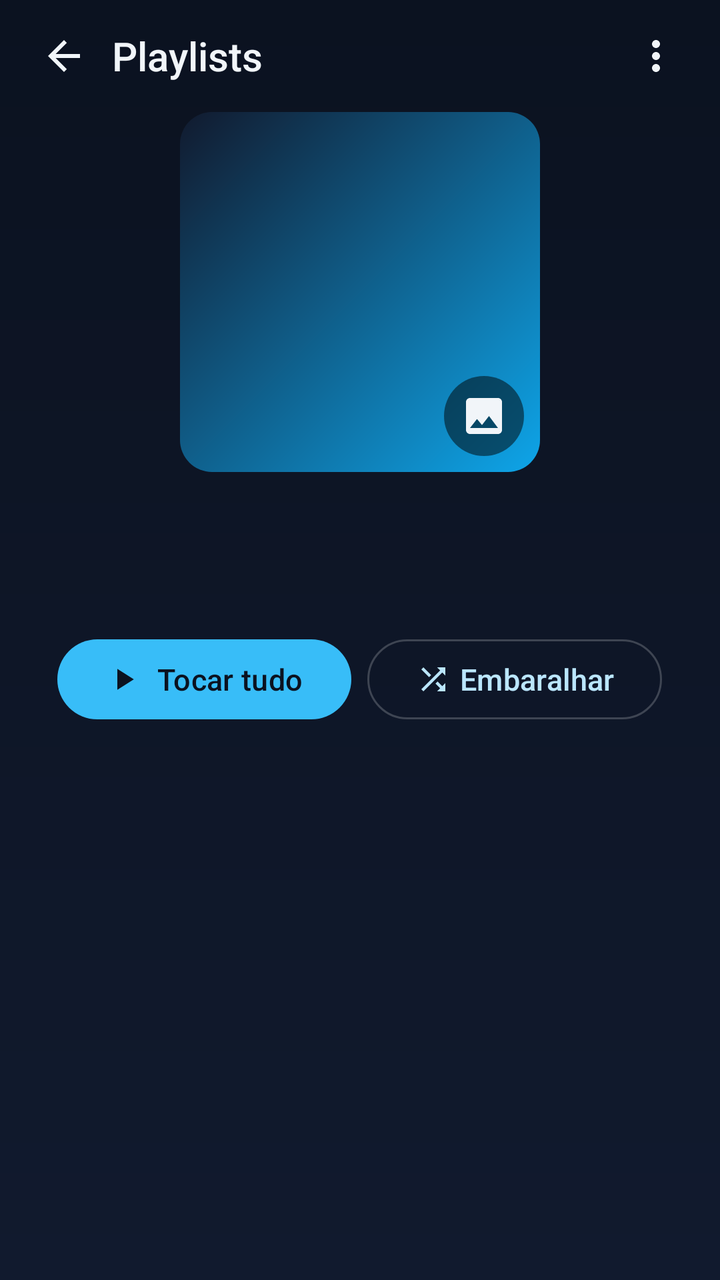
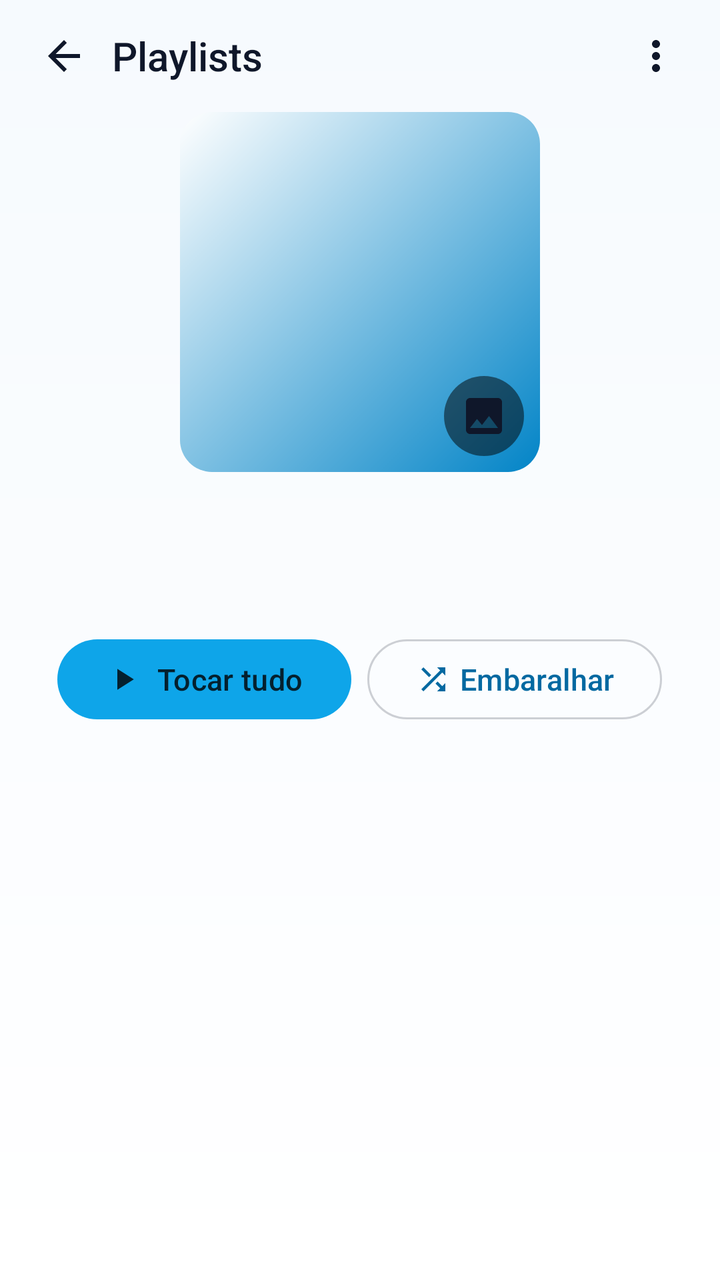

An Android layout rendered at two revisions. The XML below is the earlier revision; the diff shows what the commit changed to produce the second picture.
<!-- AndroidManifest.xml: application theme Theme.MystMusic -->
<!-- res/layout/fragment_playlist_detail.xml -->
<?xml version="1.0" encoding="utf-8"?>
<androidx.constraintlayout.widget.ConstraintLayout xmlns:android="http://schemas.android.com/apk/res/android"
    xmlns:app="http://schemas.android.com/apk/res-auto"
    android:id="@+id/detailRoot"
    android:layout_width="match_parent"
    android:layout_height="match_parent">

    <LinearLayout
        android:id="@+id/detailTopBar"
        android:layout_width="0dp"
        android:layout_height="56dp"
        android:gravity="center_vertical"
        android:orientation="horizontal"
        android:paddingStart="@dimen/space_s"
        android:paddingEnd="@dimen/space_s"
        app:layout_constraintEnd_toEndOf="parent"
        app:layout_constraintStart_toStartOf="parent"
        app:layout_constraintTop_toTopOf="parent">

        <ImageButton
            android:id="@+id/detailBack"
            android:layout_width="@dimen/touch_target"
            android:layout_height="@dimen/touch_target"
            android:background="?attr/selectableItemBackgroundBorderless"
            android:contentDescription="@string/auth_back"
            android:src="@drawable/ic_back"
            app:tint="@color/text" />

        <TextView
            android:id="@+id/detailBarTitle"
            android:layout_width="0dp"
            android:layout_height="wrap_content"
            android:layout_weight="1"
            android:ellipsize="end"
            android:fontFamily="sans-serif-medium"
            android:maxLines="1"
            android:text="@string/playlists_title"
            android:textColor="@color/text"
            android:textSize="@dimen/text_title" />

        <ImageButton
            android:id="@+id/detailMore"
            android:layout_width="@dimen/touch_target"
            android:layout_height="@dimen/touch_target"
            android:background="?attr/selectableItemBackgroundBorderless"
            android:contentDescription="@string/common_more"
            android:src="@drawable/ic_more"
            app:tint="@color/text" />
    </LinearLayout>

    <LinearLayout
        android:layout_width="0dp"
        android:layout_height="0dp"
        android:orientation="vertical"
        app:layout_constraintBottom_toBottomOf="parent"
        app:layout_constraintEnd_toEndOf="parent"
        app:layout_constraintStart_toStartOf="parent"
        app:layout_constraintTop_toBottomOf="@id/detailTopBar">

        <LinearLayout
            android:layout_width="match_parent"
            android:layout_height="wrap_content"
            android:gravity="center_horizontal"
            android:orientation="vertical"
            android:paddingStart="@dimen/screen_margin"
            android:paddingEnd="@dimen/screen_margin">

            <FrameLayout
                android:id="@+id/detailCoverFrame"
                android:layout_width="180dp"
                android:layout_height="180dp"
                android:background="@drawable/bg_playlist_placeholder"
                android:clickable="true"
                android:focusable="true">

                <TextView
                    android:id="@+id/detailInitial"
                    android:layout_width="wrap_content"
                    android:layout_height="wrap_content"
                    android:layout_gravity="center"
                    android:fontFamily="sans-serif-medium"
                    android:textColor="@color/white"
                    android:textSize="56sp" />

                <com.google.android.material.imageview.ShapeableImageView
                    android:id="@+id/detailCover"
                    android:layout_width="match_parent"
                    android:layout_height="match_parent"
                    android:contentDescription="@string/playlist_change_cover"
                    android:scaleType="centerCrop"
                    app:shapeAppearanceOverlay="@style/ShapeAppearance.MystMusic.Cover" />

                <ImageButton
                    android:id="@+id/detailCoverEdit"
                    android:layout_width="40dp"
                    android:layout_height="40dp"
                    android:layout_gravity="bottom|end"
                    android:layout_margin="@dimen/space_s"
                    android:background="@drawable/bg_more_circle"
                    android:contentDescription="@string/playlist_change_cover"
                    android:padding="8dp"
                    android:src="@drawable/ic_image"
                    app:tint="@color/text" />
            </FrameLayout>

            <TextView
                android:id="@+id/detailName"
                android:layout_width="match_parent"
                android:layout_height="wrap_content"
                android:layout_marginTop="@dimen/space_m"
                android:ellipsize="end"
                android:fontFamily="sans-serif-medium"
                android:gravity="center"
                android:maxLines="2"
                android:textColor="@color/text"
                android:textSize="22sp" />

            <TextView
                android:id="@+id/detailSubtitle"
                android:layout_width="wrap_content"
                android:layout_height="wrap_content"
                android:layout_marginTop="2dp"
                android:textColor="@color/text_dim"
                android:textSize="@dimen/text_small" />

            <LinearLayout
                android:layout_width="wrap_content"
                android:layout_height="wrap_content"
                android:layout_marginTop="@dimen/space_m"
                android:gravity="center"
                android:orientation="horizontal">

                <com.google.android.material.button.MaterialButton
                    android:id="@+id/detailPlayAll"
                    style="@style/Widget.MystMusic.Button.Primary"
                    android:layout_width="wrap_content"
                    android:layout_height="wrap_content"
                    android:text="@string/playlist_play_all"
                    app:icon="@drawable/ic_play"
                    app:iconGravity="textStart" />

                <com.google.android.material.button.MaterialButton
                    android:id="@+id/detailShuffle"
                    style="@style/Widget.MystMusic.Button.Secondary"
                    android:layout_width="wrap_content"
                    android:layout_height="wrap_content"
                    android:layout_marginStart="@dimen/space_s"
                    android:text="@string/playlist_shuffle"
                    app:icon="@drawable/ic_shuffle"
                    app:iconGravity="textStart" />
            </LinearLayout>
        </LinearLayout>

        <FrameLayout
            android:layout_width="match_parent"
            android:layout_height="0dp"
            android:layout_marginTop="@dimen/space_s"
            android:layout_weight="1">

            <androidx.recyclerview.widget.RecyclerView
                android:id="@+id/detailTracks"
                android:layout_width="match_parent"
                android:layout_height="match_parent"
                android:clipToPadding="false"
                android:overScrollMode="never"
                android:paddingStart="@dimen/space_s"
                android:paddingEnd="@dimen/space_s"
                android:paddingBottom="@dimen/content_bottom_padding_playing" />

            <com.facebook.shimmer.ShimmerFrameLayout
                android:id="@+id/detailShimmer"
                android:layout_width="match_parent"
                android:layout_height="wrap_content"
                android:visibility="gone"
                app:shimmer_auto_start="true"
                app:shimmer_base_color="@color/surface_alt"
                app:shimmer_highlight_color="@color/surface">

                <LinearLayout
                    android:layout_width="match_parent"
                    android:layout_height="wrap_content"
                    android:orientation="vertical">

                    <include layout="@layout/item_track_row_skeleton" />

                    <include layout="@layout/item_track_row_skeleton" />

                    <include layout="@layout/item_track_row_skeleton" />

                    <include layout="@layout/item_track_row_skeleton" />

                    <include layout="@layout/item_track_row_skeleton" />
                </LinearLayout>
            </com.facebook.shimmer.ShimmerFrameLayout>

            <include
                android:id="@+id/detailState"
                layout="@layout/view_state"
                android:layout_width="match_parent"
                android:layout_height="wrap_content"
                android:layout_gravity="center" />
        </FrameLayout>
    </LinearLayout>
</androidx.constraintlayout.widget.ConstraintLayout>
<!-- res/layout/item_track_row_skeleton.xml (included above) -->
<?xml version="1.0" encoding="utf-8"?>
<LinearLayout xmlns:android="http://schemas.android.com/apk/res/android"
    android:layout_width="match_parent"
    android:layout_height="72dp"
    android:gravity="center_vertical"
    android:orientation="horizontal"
    android:paddingStart="@dimen/space_m"
    android:paddingEnd="@dimen/screen_margin">

    <View
        android:layout_width="@dimen/track_thumb"
        android:layout_height="@dimen/track_thumb"
        android:background="@drawable/bg_skeleton" />

    <LinearLayout
        android:layout_width="0dp"
        android:layout_height="wrap_content"
        android:layout_marginStart="@dimen/space_m"
        android:layout_weight="1"
        android:orientation="vertical">

        <View
            android:layout_width="180dp"
            android:layout_height="14dp"
            android:background="@drawable/bg_skeleton" />

        <View
            android:layout_width="110dp"
            android:layout_height="10dp"
            android:layout_marginTop="@dimen/space_s"
            android:background="@drawable/bg_skeleton" />
    </LinearLayout>
</LinearLayout>
<!-- res/layout/view_state.xml (included above) -->
<?xml version="1.0" encoding="utf-8"?>
<LinearLayout xmlns:android="http://schemas.android.com/apk/res/android"
    xmlns:app="http://schemas.android.com/apk/res-auto"
    android:id="@+id/stateRoot"
    android:layout_width="match_parent"
    android:layout_height="wrap_content"
    android:gravity="center"
    android:orientation="vertical"
    android:padding="@dimen/space_l"
    android:visibility="gone">

    <ImageView
        android:id="@+id/stateIcon"
        android:layout_width="48dp"
        android:layout_height="48dp"
        android:contentDescription="@null"
        android:src="@drawable/ic_cloud_off"
        app:tint="@color/text_dim" />

    <TextView
        android:id="@+id/stateTitle"
        android:layout_width="wrap_content"
        android:layout_height="wrap_content"
        android:layout_marginTop="@dimen/space_m"
        android:fontFamily="sans-serif-medium"
        android:text="@string/state_empty"
        android:textColor="@color/text"
        android:textSize="@dimen/text_body" />

    <TextView
        android:id="@+id/stateSubtitle"
        android:layout_width="wrap_content"
        android:layout_height="wrap_content"
        android:layout_marginTop="@dimen/space_xs"
        android:gravity="center"
        android:textColor="@color/text_dim"
        android:textSize="@dimen/text_small"
        android:visibility="gone" />

    <com.google.android.material.button.MaterialButton
        android:id="@+id/stateRetry"
        style="@style/Widget.MystMusic.Button.Secondary"
        android:layout_width="wrap_content"
        android:layout_height="wrap_content"
        android:layout_marginTop="@dimen/space_m"
        android:text="@string/state_retry"
        android:visibility="gone" />
</LinearLayout>
<!-- resources referenced by this layout -->
<resources>
  <color name="surface">#111A2E</color>
  <color name="surface_alt">#16223A</color>
  <color name="text">#F1F5F9</color>
  <color name="text_dim">#94A3B8</color>
  <!-- drawable bg_more_circle (drawable) -->
  <?xml version="1.0" encoding="utf-8"?>
  <shape xmlns:android="http://schemas.android.com/apk/res/android" android:shape="oval">
      <solid android:color="#80000000" />
  </shape>
  <!-- drawable bg_playlist_placeholder (drawable) -->
  <?xml version="1.0" encoding="utf-8"?>
  <shape xmlns:android="http://schemas.android.com/apk/res/android" android:shape="rectangle">
      <gradient android:angle="135" android:startColor="@color/sky_500" android:endColor="@color/surface" />
      <corners android:radius="16dp" />
  </shape>
  <!-- drawable bg_skeleton (drawable) -->
  <?xml version="1.0" encoding="utf-8"?>
  <shape xmlns:android="http://schemas.android.com/apk/res/android" android:shape="rectangle">
      <solid android:color="@color/surface_alt" />
      <corners android:radius="16dp" />
  </shape>
  <style name="Widget.MystMusic.Button.Primary" parent="Widget.Material3.Button">
          <item name="backgroundTint">@color/sky_400</item>
          <item name="android:textColor">@color/bg</item>
          <item name="cornerRadius">24dp</item>
          <item name="android:textAllCaps">false</item>
          <item name="android:textSize">@dimen/text_button</item>
          <item name="android:fontFamily">sans-serif-medium</item>
          <item name="android:minHeight">@dimen/touch_target</item>
          <item name="iconTint">@color/bg</item>
      </style>
  <style name="Widget.MystMusic.Button.Secondary" parent="Widget.Material3.Button.OutlinedButton">
          <item name="android:textColor">@color/sky_200</item>
          <item name="strokeColor">@color/white_20</item>
          <item name="cornerRadius">24dp</item>
          <item name="android:textAllCaps">false</item>
          <item name="android:textSize">@dimen/text_button</item>
          <item name="android:minHeight">@dimen/touch_target</item>
          <item name="iconTint">@color/sky_200</item>
      </style>
  <style name="Theme.MystMusic" parent="Theme.Material3.Dark.NoActionBar">
          <item name="colorPrimary">@color/sky_400</item>
          <item name="colorOnPrimary">@color/bg</item>
          <item name="colorPrimaryContainer">@color/sky_500</item>
          <item name="colorOnPrimaryContainer">@color/bg</item>
          <item name="colorSecondary">@color/sky_500</item>
          <item name="colorOnSecondary">@color/text</item>
          <item name="colorSurface">@color/surface</item>
          <item name="colorOnSurface">@color/text</item>
          <item name="colorOnSurfaceVariant">@color/text_dim</item>
          <item name="colorError">@color/error</item>
          <item name="android:colorBackground">@color/bg</item>
          <item name="android:windowBackground">@drawable/bg_app</item>
          <item name="android:statusBarColor">@android:color/transparent</item>
          <item name="android:navigationBarColor">@android:color/transparent</item>
          <item name="android:windowLightStatusBar">false</item>
          <item name="android:windowLightNavigationBar">false</item>
          <item name="android:windowDrawsSystemBarBackgrounds">true</item>
          <item name="android:textColorPrimary">@color/text</item>
          <item name="android:textColorSecondary">@color/text_dim</item>
          <item name="materialAlertDialogTheme">@style/ThemeOverlay.MystMusic.Dialog</item>
          <item name="bottomSheetDialogTheme">@style/ThemeOverlay.MystMusic.BottomSheet</item>
          <item name="android:windowAnimationStyle">@style/Animation.MystMusic.Window</item>
          <item name="android:windowContentTransitions">true</item>
          <item name="android:forceDarkAllowed" tools:targetApi="q">false</item>
      </style>
  <color name="sky_500">#0EA5E9</color>
  <color name="bg">#0B1220</color>
  <color name="sky_200">#BAE6FD</color>
  <color name="white_20">#33FFFFFF</color>
  <color name="error">#F87171</color>
  <!-- drawable bg_app (drawable) -->
  <?xml version="1.0" encoding="utf-8"?>
  <shape xmlns:android="http://schemas.android.com/apk/res/android" android:shape="rectangle">
      <gradient android:angle="270" android:startColor="@color/bg" android:endColor="@color/surface" />
  </shape>
  <style name="ThemeOverlay.MystMusic.Dialog" parent="ThemeOverlay.Material3.MaterialAlertDialog">
          <item name="colorSurface">@color/surface_alt</item>
          <item name="colorOnSurface">@color/text</item>
          <item name="colorPrimary">@color/sky_400</item>
          <item name="android:windowBackground">@color/transparent</item>
          <item name="android:windowAnimationStyle">@style/Animation.MystMusic.Dialog</item>
      </style>
  <style name="Widget.MystMusic.BottomSheet" parent="Widget.Material3.BottomSheet.Modal">
          <item name="backgroundTint">@color/surface_alt</item>
          <item name="shapeAppearanceOverlay">@style/ShapeAppearance.MystMusic.BottomSheet</item>
      </style>
  <!-- unchanged entries left out for length: 35 -->
</resources>

<!-- the commit's change to res/layout/fragment_playlist_detail.xml (unified diff, before → after) -->
@@ -24,7 +24,7 @@
             android:background="?attr/selectableItemBackgroundBorderless"
             android:contentDescription="@string/auth_back"
             android:src="@drawable/ic_back"
-            app:tint="@color/text" />
+            app:tint="?attr/mystOnSurface" />
 
         <TextView
             android:id="@+id/detailBarTitle"
@@ -35,7 +35,7 @@
             android:fontFamily="sans-serif-medium"
             android:maxLines="1"
             android:text="@string/playlists_title"
-            android:textColor="@color/text"
+            android:textColor="?attr/mystOnSurface"
             android:textSize="@dimen/text_title" />
 
         <ImageButton
@@ -45,7 +45,7 @@
             android:background="?attr/selectableItemBackgroundBorderless"
             android:contentDescription="@string/common_more"
             android:src="@drawable/ic_more"
-            app:tint="@color/text" />
+            app:tint="?attr/mystOnSurface" />
     </LinearLayout>
 
     <LinearLayout
@@ -79,7 +79,7 @@
                     android:layout_height="wrap_content"
                     android:layout_gravity="center"
                     android:fontFamily="sans-serif-medium"
-                    android:textColor="@color/white"
+                    android:textColor="?attr/mystOnImage"
                     android:textSize="56sp" />
 
                 <com.google.android.material.imageview.ShapeableImageView
@@ -100,7 +100,7 @@
                     android:contentDescription="@string/playlist_change_cover"
                     android:padding="8dp"
                     android:src="@drawable/ic_image"
-                    app:tint="@color/text" />
+                    app:tint="?attr/mystOnSurface" />
             </FrameLayout>
 
             <TextView
@@ -112,7 +112,7 @@
                 android:fontFamily="sans-serif-medium"
                 android:gravity="center"
                 android:maxLines="2"
-                android:textColor="@color/text"
+                android:textColor="?attr/mystOnSurface"
                 android:textSize="22sp" />
 
             <TextView
@@ -120,7 +120,7 @@
                 android:layout_width="wrap_content"
                 android:layout_height="wrap_content"
                 android:layout_marginTop="2dp"
-                android:textColor="@color/text_dim"
+                android:textColor="?attr/mystOnSurfaceDim"
                 android:textSize="@dimen/text_small" />
 
             <LinearLayout
@@ -173,8 +173,8 @@
                 android:layout_height="wrap_content"
                 android:visibility="gone"
                 app:shimmer_auto_start="true"
-                app:shimmer_base_color="@color/surface_alt"
-                app:shimmer_highlight_color="@color/surface">
+                app:shimmer_base_color="?attr/mystSurfaceAlt"
+                app:shimmer_highlight_color="?attr/mystSurface">
 
                 <LinearLayout
                     android:layout_width="match_parent"
@@ -254,7 +254,7 @@
         android:layout_height="48dp"
         android:contentDescription="@null"
         android:src="@drawable/ic_cloud_off"
-        app:tint="@color/text_dim" />
+        app:tint="?attr/mystOnSurfaceDim" />
 
     <TextView
         android:id="@+id/stateTitle"
@@ -263,7 +263,7 @@
         android:layout_marginTop="@dimen/space_m"
         android:fontFamily="sans-serif-medium"
         android:text="@string/state_empty"
-        android:textColor="@color/text"
+        android:textColor="?attr/mystOnSurface"
         android:textSize="@dimen/text_body" />
 
     <TextView
@@ -272,7 +272,7 @@
         android:layout_height="wrap_content"
         android:layout_marginTop="@dimen/space_xs"
         android:gravity="center"
-        android:textColor="@color/text_dim"
+        android:textColor="?attr/mystOnSurfaceDim"
         android:textSize="@dimen/text_small"
         android:visibility="gone" />
 
<!-- resource entries referenced after the edit -->
@@ -1,90 +1,130 @@
 <!-- resources referenced by this layout -->
 <resources>
-  <color name="surface">#111A2E</color>
-  <color name="surface_alt">#16223A</color>
-  <color name="text">#F1F5F9</color>
-  <color name="text_dim">#94A3B8</color>
   <!-- drawable bg_more_circle (drawable) -->
   <?xml version="1.0" encoding="utf-8"?>
   <shape xmlns:android="http://schemas.android.com/apk/res/android" android:shape="oval">
-      <solid android:color="#80000000" />
+      <solid android:color="?attr/mystImageScrim" />
   </shape>
   <!-- drawable bg_playlist_placeholder (drawable) -->
   <?xml version="1.0" encoding="utf-8"?>
   <shape xmlns:android="http://schemas.android.com/apk/res/android" android:shape="rectangle">
-      <gradient android:angle="135" android:startColor="@color/sky_500" android:endColor="@color/surface" />
+      <gradient android:angle="135" android:startColor="?attr/mystAccentDark" android:endColor="?attr/mystSurface" />
       <corners android:radius="16dp" />
   </shape>
   <!-- drawable bg_skeleton (drawable) -->
   <?xml version="1.0" encoding="utf-8"?>
   <shape xmlns:android="http://schemas.android.com/apk/res/android" android:shape="rectangle">
-      <solid android:color="@color/surface_alt" />
+      <solid android:color="?attr/mystSurfaceAlt" />
       <corners android:radius="16dp" />
   </shape>
   <style name="Widget.MystMusic.Button.Primary" parent="Widget.Material3.Button">
-          <item name="backgroundTint">@color/sky_400</item>
-          <item name="android:textColor">@color/bg</item>
+          <item name="backgroundTint">?attr/mystAccent</item>
+          <item name="android:textColor">?attr/mystOnAccent</item>
           <item name="cornerRadius">24dp</item>
           <item name="android:textAllCaps">false</item>
           <item name="android:textSize">@dimen/text_button</item>
           <item name="android:fontFamily">sans-serif-medium</item>
           <item name="android:minHeight">@dimen/touch_target</item>
-          <item name="iconTint">@color/bg</item>
+          <item name="iconTint">?attr/mystOnAccent</item>
       </style>
   <style name="Widget.MystMusic.Button.Secondary" parent="Widget.Material3.Button.OutlinedButton">
-          <item name="android:textColor">@color/sky_200</item>
-          <item name="strokeColor">@color/white_20</item>
+          <item name="android:textColor">?attr/mystAccentText</item>
+          <item name="strokeColor">?attr/mystStrokeStrong</item>
           <item name="cornerRadius">24dp</item>
           <item name="android:textAllCaps">false</item>
           <item name="android:textSize">@dimen/text_button</item>
           <item name="android:minHeight">@dimen/touch_target</item>
-          <item name="iconTint">@color/sky_200</item>
+          <item name="iconTint">?attr/mystAccentText</item>
       </style>
-  <style name="Theme.MystMusic" parent="Theme.Material3.Dark.NoActionBar">
-          <item name="colorPrimary">@color/sky_400</item>
-          <item name="colorOnPrimary">@color/bg</item>
-          <item name="colorPrimaryContainer">@color/sky_500</item>
-          <item name="colorOnPrimaryContainer">@color/bg</item>
-          <item name="colorSecondary">@color/sky_500</item>
-          <item name="colorOnSecondary">@color/text</item>
-          <item name="colorSurface">@color/surface</item>
-          <item name="colorOnSurface">@color/text</item>
-          <item name="colorOnSurfaceVariant">@color/text_dim</item>
-          <item name="colorError">@color/error</item>
-          <item name="android:colorBackground">@color/bg</item>
+  <style name="Theme.MystMusic" parent="Theme.MystMusic.Base">
+          <item name="colorPrimary">@color/light_accent</item>
+          <item name="colorOnPrimary">@color/on_accent</item>
+          <item name="colorPrimaryContainer">@color/sky_400</item>
+          <item name="colorOnPrimaryContainer">@color/on_accent</item>
+          <item name="colorSecondary">@color/light_accent_text</item>
+          <item name="colorOnSecondary">@color/on_accent</item>
+          <item name="colorSurface">@color/light_surface</item>
+          <item name="colorOnSurface">@color/light_text</item>
+          <item name="colorSurfaceVariant">@color/light_surface_alt</item>
+          <item name="colorOnSurfaceVariant">@color/light_text_dim</item>
+          <item name="colorOutline">@color/light_stroke_strong</item>
+          <item name="colorError">@color/light_error</item>
+          <item name="colorOnError">@color/white</item>
+          <item name="colorControlNormal">@color/light_text_dim</item>
+          <item name="colorControlActivated">@color/light_accent</item>
+          <item name="colorControlHighlight">@color/accent_alpha_24</item>
+          <item name="android:colorBackground">@color/light_bg</item>
+          <item name="android:textColorPrimary">@color/light_text</item>
+          <item name="android:textColorSecondary">@color/light_text_dim</item>
+          <item name="android:windowLightStatusBar" tools:targetApi="m">true</item>
+          <item name="android:windowLightNavigationBar" tools:targetApi="o_mr1">true</item>
+  
+          <item name="mystBackground">@color/light_bg</item>
+          <item name="mystSurface">@color/light_surface</item>
+          <item name="mystSurfaceAlt">@color/light_surface_alt</item>
+          <item name="mystOnSurface">@color/light_text</item>
+          <item name="mystOnSurfaceDim">@color/light_text_dim</item>
+          <item name="mystNavbarBg">@color/light_navbar</item>
+          <item name="mystStroke">@color/light_stroke</item>
+          <item name="mystStrokeStrong">@color/light_stroke_strong</item>
+          <item name="mystGradientStart">@color/light_bg</item>
+          <item name="mystGradientEnd">@color/light_surface_alt</item>
+          <item name="mystAccent">@color/light_accent</item>
+          <item name="mystAccentDark">@color/light_accent_dark</item>
+          <item name="mystAccentText">@color/light_accent_text</item>
+          <item name="mystOnAccent">@color/on_accent</item>
+          <item name="mystOnImage">@color/on_image</item>
+          <item name="mystImageScrim">@color/image_scrim</item>
+          <item name="mystPlayerScrim">@color/light_player_scrim</item>
+          <item name="mystError">@color/light_error</item>
+          <item name="mystSuccess">@color/light_success</item>
+          <item name="mystAccentAlpha16">@color/accent_alpha_16</item>
+          <item name="mystAccentAlpha24">@color/accent_alpha_24</item>
+      </style>
+  <style name="Theme.MystMusic.Base" parent="Theme.Material3.DayNight.NoActionBar">
           <item name="android:windowBackground">@drawable/bg_app</item>
           <item name="android:statusBarColor">@android:color/transparent</item>
           <item name="android:navigationBarColor">@android:color/transparent</item>
-          <item name="android:windowLightStatusBar">false</item>
-          <item name="android:windowLightNavigationBar">false</item>
           <item name="android:windowDrawsSystemBarBackgrounds">true</item>
-          <item name="android:textColorPrimary">@color/text</item>
-          <item name="android:textColorSecondary">@color/text_dim</item>
+          <item name="android:windowContentTransitions">true</item>
+          <item name="android:forceDarkAllowed" tools:targetApi="q">false</item>
           <item name="materialAlertDialogTheme">@style/ThemeOverlay.MystMusic.Dialog</item>
           <item name="bottomSheetDialogTheme">@style/ThemeOverlay.MystMusic.BottomSheet</item>
           <item name="android:windowAnimationStyle">@style/Animation.MystMusic.Window</item>
-          <item name="android:windowContentTransitions">true</item>
-          <item name="android:forceDarkAllowed" tools:targetApi="q">false</item>
       </style>
-  <color name="sky_500">#0EA5E9</color>
-  <color name="bg">#0B1220</color>
-  <color name="sky_200">#BAE6FD</color>
-  <color name="white_20">#33FFFFFF</color>
-  <color name="error">#F87171</color>
+  <color name="light_accent">#0EA5E9</color>
+  <color name="on_accent">#04202E</color>
+  <color name="light_accent_text">#0369A1</color>
+  <color name="light_surface">#FFFFFF</color>
+  <color name="light_text">#0F172A</color>
+  <color name="light_surface_alt">#E8F3FC</color>
+  <color name="light_text_dim">#475569</color>
+  <color name="light_stroke_strong">#330F172A</color>
+  <color name="light_error">#DC2626</color>
+  <color name="accent_alpha_24">#3D38BDF8</color>
+  <color name="light_bg">#F6FAFE</color>
+  <color name="light_navbar">#EBFFFFFF</color>
+  <color name="light_stroke">#1A0F172A</color>
+  <color name="light_accent_dark">#0284C7</color>
+  <color name="on_image">#FFFFFF</color>
+  <color name="image_scrim">#80000000</color>
+  <color name="light_player_scrim">#CCF6FAFE</color>
+  <color name="light_success">#15803D</color>
+  <color name="accent_alpha_16">#2938BDF8</color>
   <!-- drawable bg_app (drawable) -->
   <?xml version="1.0" encoding="utf-8"?>
   <shape xmlns:android="http://schemas.android.com/apk/res/android" android:shape="rectangle">
-      <gradient android:angle="270" android:startColor="@color/bg" android:endColor="@color/surface" />
+      <gradient android:angle="270" android:startColor="?attr/mystBackground" android:endColor="?attr/mystSurface" />
   </shape>
   <style name="ThemeOverlay.MystMusic.Dialog" parent="ThemeOverlay.Material3.MaterialAlertDialog">
-          <item name="colorSurface">@color/surface_alt</item>
-          <item name="colorOnSurface">@color/text</item>
-          <item name="colorPrimary">@color/sky_400</item>
+          <item name="colorSurface">?attr/mystSurfaceAlt</item>
+          <item name="colorOnSurface">?attr/mystOnSurface</item>
+          <item name="colorPrimary">?attr/mystAccentText</item>
           <item name="android:windowBackground">@color/transparent</item>
           <item name="android:windowAnimationStyle">@style/Animation.MystMusic.Dialog</item>
       </style>
   <style name="Widget.MystMusic.BottomSheet" parent="Widget.Material3.BottomSheet.Modal">
-          <item name="backgroundTint">@color/surface_alt</item>
+          <item name="backgroundTint">?attr/mystSurfaceAlt</item>
           <item name="shapeAppearanceOverlay">@style/ShapeAppearance.MystMusic.BottomSheet</item>
       </style>
   <!-- unchanged entries left out for length: 35 -->
